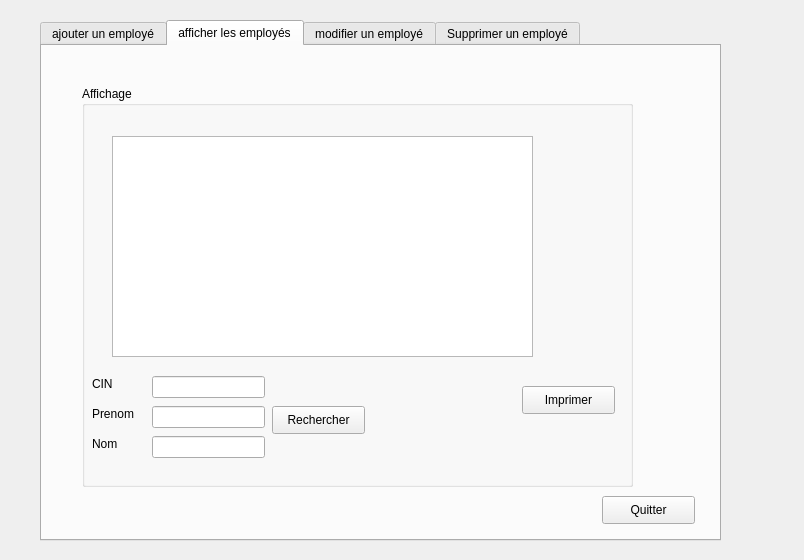
Before: the Qt Designer form gestion_emp.ui in loremipsum2A/Smart_Wedding_2A10, drawn with Qt 5.
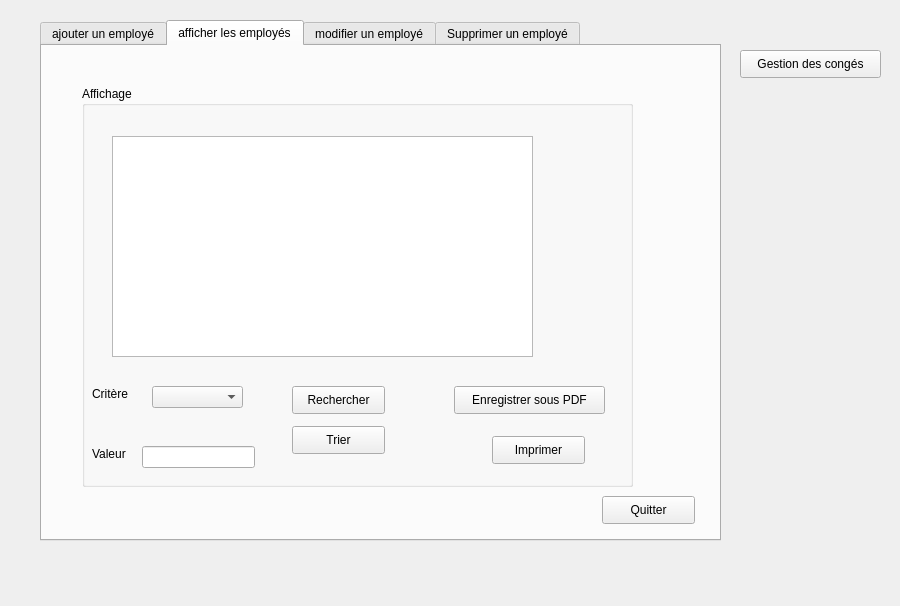
After: the same form once the commit is applied. The open tabs and pages were chosen to show the change.

Patch:
```diff
--- a/gestion_emp.ui
+++ b/gestion_emp.ui
@@ -6,8 +6,8 @@
    <rect>
     <x>0</x>
     <y>0</y>
-    <width>804</width>
-    <height>560</height>
+    <width>900</width>
+    <height>606</height>
    </rect>
   </property>
   <property name="windowTitle">
@@ -22,6 +22,9 @@
      <height>521</height>
     </rect>
    </property>
+   <property name="styleSheet">
+    <string notr="true"/>
+   </property>
    <property name="currentIndex">
     <number>0</number>
    </property>
@@ -312,6 +315,9 @@
        <height>401</height>
       </rect>
      </property>
+     <property name="styleSheet">
+      <string notr="true"/>
+     </property>
      <property name="title">
       <string>Affichage </string>
      </property>
@@ -328,96 +334,117 @@
      <widget class="QPushButton" name="pushButton_4">
       <property name="geometry">
        <rect>
-        <x>440</x>
-        <y>300</y>
+        <x>410</x>
+        <y>350</y>
         <width>93</width>
         <height>28</height>
        </rect>
       </property>
+      <property name="styleSheet">
+       <string notr="true"/>
+      </property>
       <property name="text">
        <string>Imprimer</string>
       </property>
      </widget>
-     <widget class="QLineEdit" name="cin_rechercher">
+     <widget class="QPushButton" name="recherche_multicritere">
       <property name="geometry">
        <rect>
-        <x>70</x>
-        <y>290</y>
-        <width>113</width>
-        <height>22</height>
-       </rect>
-      </property>
-     </widget>
-     <widget class="QPushButton" name="pushButton_3">
-      <property name="geometry">
-       <rect>
-        <x>190</x>
-        <y>320</y>
+        <x>210</x>
+        <y>300</y>
         <width>93</width>
         <height>28</height>
        </rect>
       </property>
+      <property name="styleSheet">
+       <string notr="true"/>
+      </property>
       <property name="text">
        <string>Rechercher</string>
       </property>
      </widget>
-     <widget class="QLineEdit" name="prenom_rechercher">
-      <property name="geometry">
-       <rect>
-        <x>70</x>
-        <y>320</y>
-        <width>113</width>
-        <height>22</height>
-       </rect>
-      </property>
-     </widget>
-     <widget class="QLineEdit" name="nom_rechercher">
-      <property name="geometry">
-       <rect>
-        <x>70</x>
-        <y>350</y>
-        <width>113</width>
-        <height>22</height>
-       </rect>
-      </property>
-     </widget>
      <widget class="QLabel" name="label_20">
       <property name="geometry">
        <rect>
         <x>10</x>
-        <y>290</y>
+        <y>300</y>
         <width>55</width>
         <height>16</height>
        </rect>
       </property>
+      <property name="styleSheet">
+       <string notr="true"/>
+      </property>
       <property name="text">
-       <string>CIN</string>
+       <string>Critère</string>
       </property>
      </widget>
-     <widget class="QLabel" name="label_23">
+     <widget class="QPushButton" name="tri_multicritere">
       <property name="geometry">
        <rect>
-        <x>10</x>
-        <y>320</y>
-        <width>55</width>
-        <height>16</height>
+        <x>210</x>
+        <y>340</y>
+        <width>93</width>
+        <height>28</height>
        </rect>
       </property>
+      <property name="styleSheet">
+       <string notr="true"/>
+      </property>
       <property name="text">
-       <string>Prenom</string>
+       <string>Trier</string>
       </property>
      </widget>
-     <widget class="QLabel" name="label_24">
+     <widget class="QComboBox" name="comboBox_critere">
       <property name="geometry">
        <rect>
+        <x>70</x>
+        <y>300</y>
+        <width>91</width>
+        <height>22</height>
+       </rect>
+      </property>
+     </widget>
+     <widget class="QLabel" name="label_21">
+      <property name="geometry">
+       <rect>
         <x>10</x>
-        <y>350</y>
+        <y>360</y>
         <width>55</width>
         <height>16</height>
        </rect>
       </property>
+      <property name="styleSheet">
+       <string notr="true"/>
+      </property>
       <property name="text">
-       <string>Nom</string>
+       <string>Valeur</string>
+      </property>
+     </widget>
+     <widget class="QLineEdit" name="le_valeur">
+      <property name="geometry">
+       <rect>
+        <x>60</x>
+        <y>360</y>
+        <width>113</width>
+        <height>22</height>
+       </rect>
+      </property>
+     </widget>
+     <widget class="QPushButton" name="bt_pdf">
+      <property name="geometry">
+       <rect>
+        <x>372</x>
+        <y>300</y>
+        <width>151</width>
+        <height>28</height>
+       </rect>
+      </property>
+      <property name="styleSheet">
+       <string notr="true"/>
+      </property>
+      <property name="text">
+       <string>Enregistrer sous PDF</string>
       </property>
      </widget>
     </widget>
@@ -661,42 +688,6 @@
        <string>Modifier</string>
       </property>
      </widget>
-     <widget class="QPushButton" name="pushButton_9">
-      <property name="geometry">
-       <rect>
-        <x>410</x>
-        <y>280</y>
-        <width>141</width>
-        <height>28</height>
-       </rect>
-      </property>
-      <property name="text">
-       <string>Actualiser titularisation</string>
-      </property>
-     </widget>
-     <widget class="QLabel" name="label_21">
-      <property name="geometry">
-       <rect>
-        <x>330</x>
-        <y>200</y>
-        <width>101</width>
-        <height>16</height>
-       </rect>
-      </property>
-      <property name="text">
-       <string>Durée de travail</string>
-      </property>
-     </widget>
-     <widget class="QLineEdit" name="dureetr_modifier">
-      <property name="geometry">
-       <rect>
-        <x>430</x>
-        <y>200</y>
-        <width>81</width>
-        <height>22</height>
-       </rect>
-      </property>
-     </widget>
      <widget class="QLineEdit" name="cin_modifier">
       <property name="geometry">
        <rect>
@@ -777,6 +768,22 @@
     </widget>
    </widget>
   </widget>
+  <widget class="QPushButton" name="bt_gonext">
+   <property name="geometry">
+    <rect>
+     <x>740</x>
+     <y>50</y>
+     <width>141</width>
+     <height>28</height>
+    </rect>
+   </property>
+   <property name="styleSheet">
+    <string notr="true"/>
+   </property>
+   <property name="text">
+    <string>Gestion des congés</string>
+   </property>
+  </widget>
  </widget>
  <resources/>
  <connections/>
```
Left out of the diff: 178 changed lines with no effect on the pictures.
